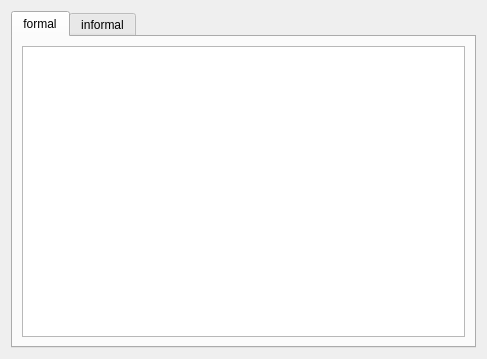
This is RegularConvertor/algorithms/algorithmwidget.ui in navrkald/regularConvertor as Qt 5 draws it before an edit. The edited form follows.
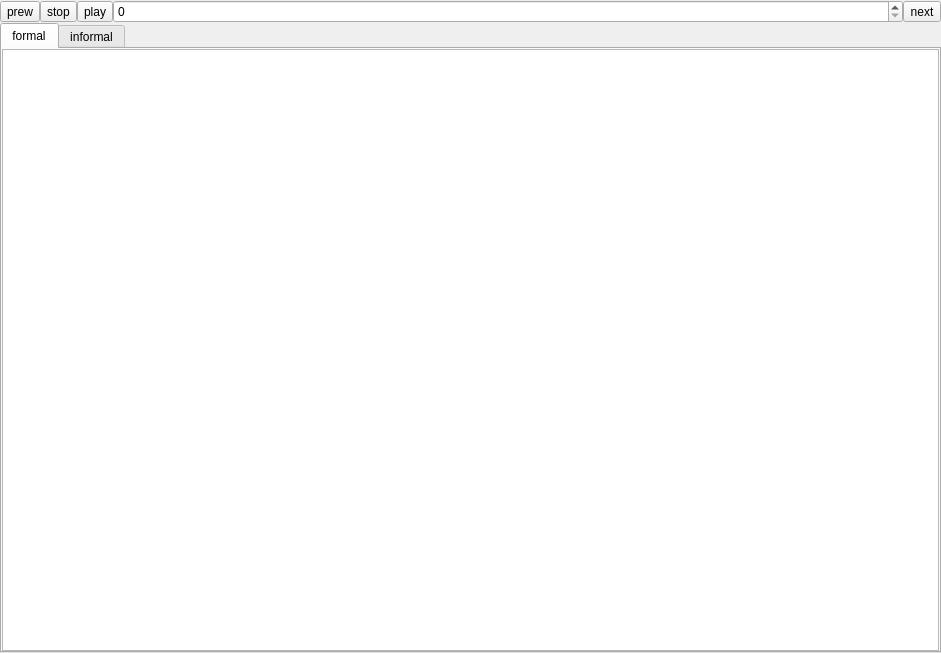
This is the edited form. Custom widgets are drawn as their Qt base class.

The edit to the form file:
```diff
--- a/RegularConvertor/algorithms/algorithmwidget.ui
+++ b/RegularConvertor/algorithms/algorithmwidget.ui
@@ -6,15 +6,65 @@
    <rect>
     <x>0</x>
     <y>0</y>
-    <width>487</width>
-    <height>359</height>
+    <width>941</width>
+    <height>653</height>
    </rect>
   </property>
   <property name="windowTitle">
    <string>Form</string>
   </property>
-  <layout class="QGridLayout" name="gridLayout">
+  <layout class="QGridLayout" name="gridLayout_2">
+   <property name="leftMargin">
+    <number>0</number>
+   </property>
+   <property name="topMargin">
+    <number>0</number>
+   </property>
+   <property name="rightMargin">
+    <number>0</number>
+   </property>
+   <property name="bottomMargin">
+    <number>0</number>
+   </property>
+   <property name="spacing">
+    <number>0</number>
+   </property>
    <item row="0" column="0">
+    <layout class="QHBoxLayout" name="horizontalLayout">
+     <item>
+      <widget class="QToolButton" name="toolButton_2">
+       <property name="text">
+        <string>prew</string>
+       </property>
+      </widget>
+     </item>
+     <item>
+      <widget class="QToolButton" name="toolButton_4">
+       <property name="text">
+        <string>stop</string>
+       </property>
+      </widget>
+     </item>
+     <item>
+      <widget class="QToolButton" name="toolButton">
+       <property name="text">
+        <string>play</string>
+       </property>
+      </widget>
+     </item>
+     <item>
+      <widget class="QSpinBox" name="spinBox"/>
+     </item>
+     <item>
+      <widget class="QToolButton" name="toolButton_3">
+       <property name="text">
+        <string>next</string>
+       </property>
+      </widget>
+     </item>
+    </layout>
+   </item>
+   <item row="1" column="0">
     <widget class="QTabWidget" name="Formal">
      <property name="currentIndex">
       <number>0</number>
@@ -23,9 +73,24 @@
       <attribute name="title">
        <string>formal</string>
       </attribute>
-      <layout class="QGridLayout" name="gridLayout_2">
+      <layout class="QGridLayout" name="gridLayout">
+       <property name="leftMargin">
+        <number>0</number>
+       </property>
+       <property name="topMargin">
+        <number>0</number>
+       </property>
+       <property name="rightMargin">
+        <number>0</number>
+       </property>
+       <property name="bottomMargin">
+        <number>0</number>
+       </property>
+       <property name="spacing">
+        <number>0</number>
+       </property>
        <item row="0" column="0">
-        <widget class="QTextEdit" name="textEdit"/>
+        <widget class="AlgorithmView" name="treeView"/>
        </item>
       </layout>
      </widget>
@@ -43,6 +108,13 @@
    </item>
   </layout>
  </widget>
+ <customwidgets>
+  <customwidget>
+   <class>AlgorithmView</class>
+   <extends>QTreeView</extends>
+   <header location="global">algorithmview.h</header>
+  </customwidget>
+ </customwidgets>
  <resources/>
  <connections/>
 </ui>
```
Left out of the diff: 15 changed lines with no effect on the pictures.
